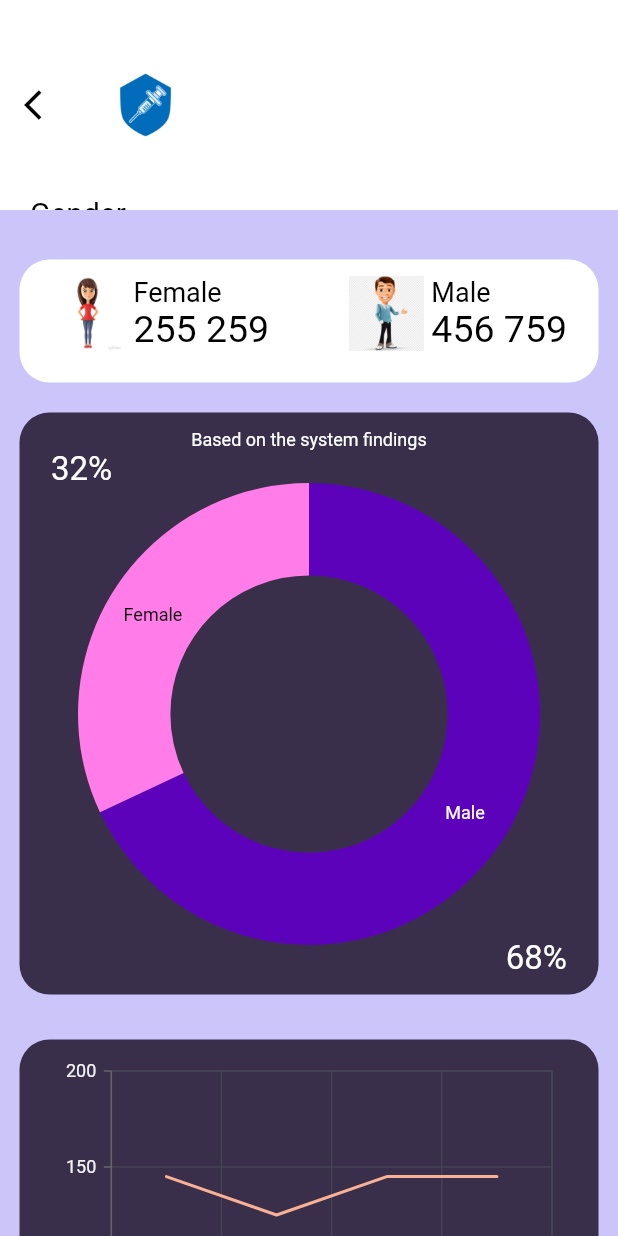
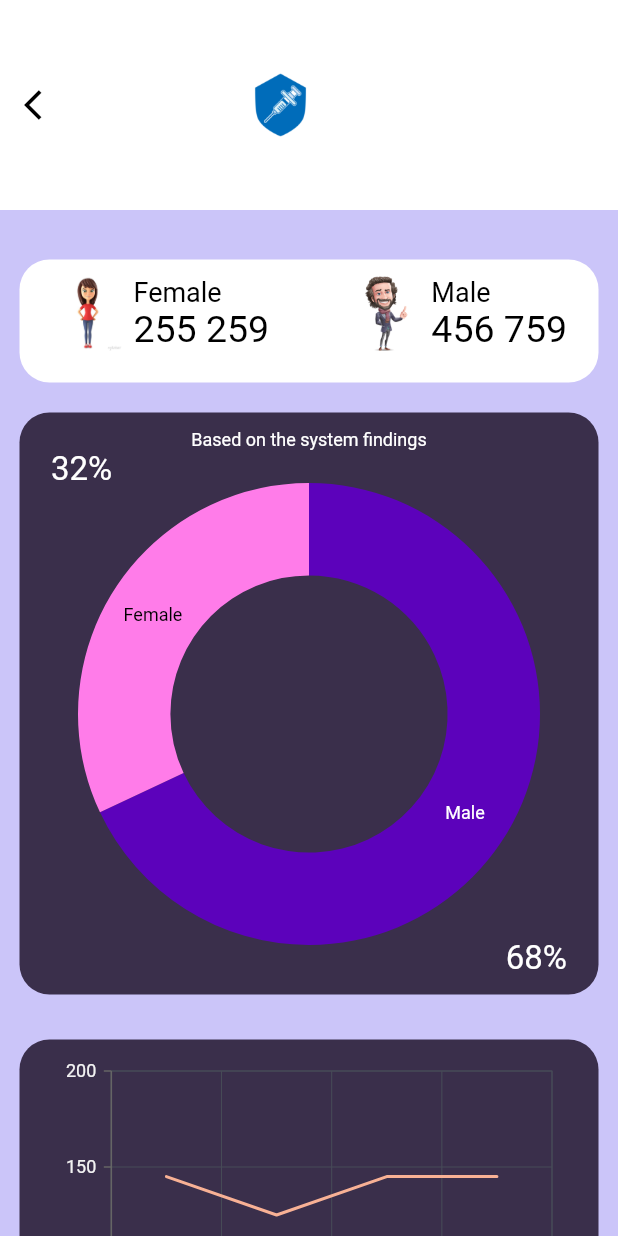
Before and after one commit to Rwishwajith/The-Shield, a Flutter app: the GenderScreen screen opened directly, on a phone screen of 412 x 824 dp. Run offline on Flutter 3.47's test engine with Material 2 defaults, Android fonts, the phone set to English and light mode, and no system bars; our stand-ins replace cloud_firestore, firebase_auth, firebase_core, fl_chart, flutter_rating_bar, font_awesome_flutter and 6 more; missing offline and left inert: flutter_facebook_auth, is_first_run; accounts and stored records are empty.

Commit message:
Alignment fixes

```diff
--- a/the_shield/lib/main_menu/statistics/gender.dart
+++ b/the_shield/lib/main_menu/statistics/gender.dart
@@ -14,7 +14,7 @@ class GenderScreen extends StatefulWidget {
 class _GenderScreenState
     extends State<GenderScreen> {
   final AssetImage logoImage = const AssetImage('assets/images/shield_logo.png');
-  final AssetImage male = const AssetImage('assets/images/male.png');
+  final AssetImage male = const AssetImage('assets/images/male04.png');
   final AssetImage female = const AssetImage('assets/images/female.jpeg');
 
   final List<ChartData> chartData = [
@@ -52,9 +52,12 @@ class _GenderScreenState
               ),
             ),
           ),
-          title: Image(image: logoImage, width: 50, height: 50),
+          title: Padding(
+            padding: const EdgeInsets.only(left: 90.0),
+            child: Image(image: logoImage, width: 50, height: 50),
+          ),
           flexibleSpace: Padding(
-            padding: const EdgeInsets.only(top: 130.0, left: 20.0),
+            padding: const EdgeInsets.only(top: 160.0, left: 20.0),
             child: Container(
               height: 50,
               child: Text(
```
Also changed, not shown: the_shield/lib/main_menu/statistics/age_group.dart (+5 -2 lines), the_shield/assets/images/male01.png (added), the_shield/assets/images/male03.png (added), the_shield/assets/images/male04.png (added).
